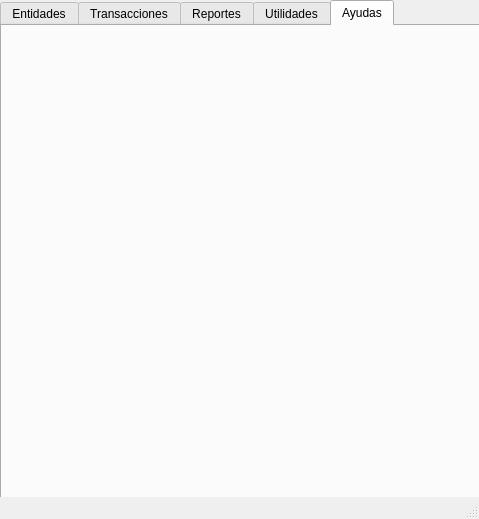
This is GUI/VentanaPrincipal.ui in GT09Neil/proyecto_ventas as Qt 5 draws it before an edit. The edited form follows.
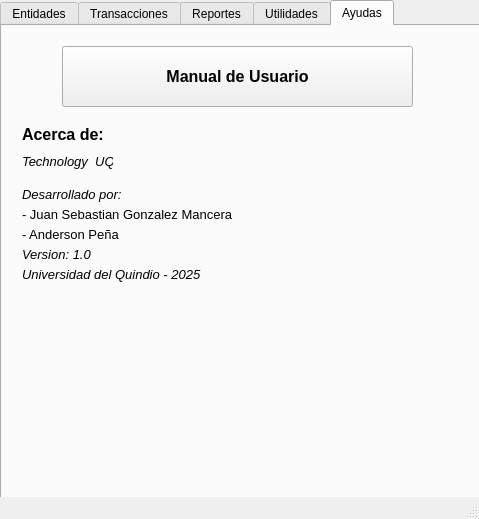
This is the edited form. The open tabs and pages were chosen to show the change.

Diff of the .ui file:
```diff
--- a/GUI/VentanaPrincipal.ui
+++ b/GUI/VentanaPrincipal.ui
@@ -706,6 +706,157 @@
      <attribute name="title">
       <string>Ayudas</string>
      </attribute>
+     <widget class="QPushButton" name="ManualBTN">
+      <property name="geometry">
+       <rect>
+        <x>60</x>
+        <y>20</y>
+        <width>351</width>
+        <height>61</height>
+       </rect>
+      </property>
+      <property name="font">
+       <font>
+        <pointsize>12</pointsize>
+        <bold>true</bold>
+       </font>
+      </property>
+      <property name="text">
+       <string>Manual de Usuario</string>
+      </property>
+     </widget>
+     <widget class="QLabel" name="label_14">
+      <property name="geometry">
+       <rect>
+        <x>20</x>
+        <y>100</y>
+        <width>81</width>
+        <height>16</height>
+       </rect>
+      </property>
+      <property name="font">
+       <font>
+        <pointsize>12</pointsize>
+        <bold>true</bold>
+       </font>
+      </property>
+      <property name="text">
+       <string>Acerca de:</string>
+      </property>
+     </widget>
+     <widget class="QLabel" name="label_15">
+      <property name="geometry">
+       <rect>
+        <x>20</x>
+        <y>120</y>
+        <width>91</width>
+        <height>31</height>
+       </rect>
+      </property>
+      <property name="font">
+       <font>
+        <pointsize>10</pointsize>
+        <italic>true</italic>
+        <bold>false</bold>
+       </font>
+      </property>
+      <property name="text">
+       <string>Technology  UQ</string>
+      </property>
+     </widget>
+     <widget class="QLabel" name="label_16">
+      <property name="geometry">
+       <rect>
+        <x>20</x>
+        <y>160</y>
+        <width>101</width>
+        <height>16</height>
+       </rect>
+      </property>
+      <property name="font">
+       <font>
+        <pointsize>10</pointsize>
+        <italic>true</italic>
+       </font>
+      </property>
+      <property name="text">
+       <string>Desarrollado por:</string>
+      </property>
+     </widget>
+     <widget class="QLabel" name="label_17">
+      <property name="geometry">
+       <rect>
+        <x>20</x>
+        <y>180</y>
+        <width>211</width>
+        <height>16</height>
+       </rect>
+      </property>
+      <property name="font">
+       <font>
+        <pointsize>10</pointsize>
+       </font>
+      </property>
+      <property name="text">
+       <string>- Juan Sebastian Gonzalez Mancera</string>
+      </property>
+     </widget>
+     <widget class="QLabel" name="label_18">
+      <property name="geometry">
+       <rect>
+        <x>20</x>
+        <y>200</y>
+        <width>201</width>
+        <height>16</height>
+       </rect>
+      </property>
+      <property name="font">
+       <font>
+        <pointsize>10</pointsize>
+       </font>
+      </property>
+      <property name="text">
+       <string>- Anderson Peña</string>
+      </property>
+     </widget>
+     <widget class="QLabel" name="label_19">
+      <property name="geometry">
+       <rect>
+        <x>20</x>
+        <y>220</y>
+        <width>91</width>
+        <height>16</height>
+       </rect>
+      </property>
+      <property name="font">
+       <font>
+        <pointsize>10</pointsize>
+        <italic>true</italic>
+       </font>
+      </property>
+      <property name="text">
+       <string>Version: 1.0</string>
+      </property>
+     </widget>
+     <widget class="QLabel" name="label_20">
+      <property name="geometry">
+       <rect>
+        <x>20</x>
+        <y>240</y>
+        <width>201</width>
+        <height>16</height>
+       </rect>
+      </property>
+      <property name="font">
+       <font>
+        <pointsize>10</pointsize>
+        <italic>true</italic>
+       </font>
+      </property>
+      <property name="text">
+       <string>Universidad del Quindio - 2025</string>
+      </property>
+     </widget>
     </widget>
    </widget>
   </widget>
```
Left out of the diff: 157 changed lines with no effect on the pictures.
